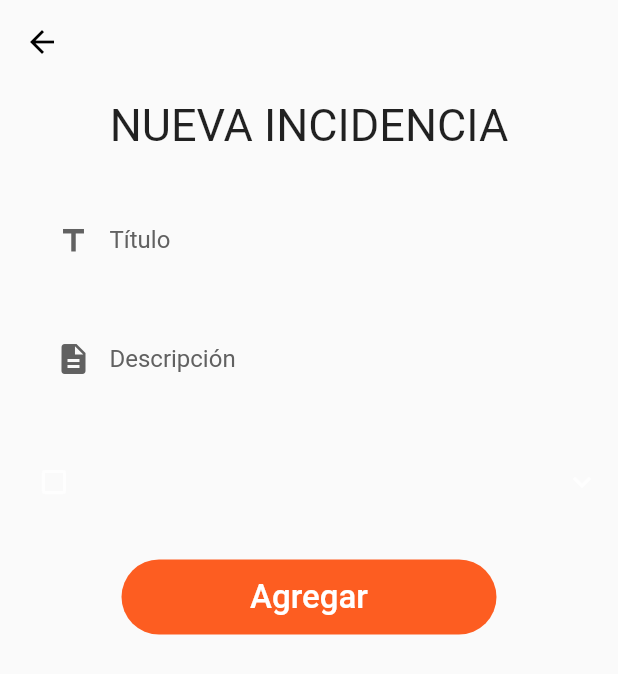
After one commit to Bruno191927/owlGuardianApp, a Flutter app: the HomePage screen opened by its route, after a tap on the "double arrow" icon, on a phone screen of 412 x 824 dp. The commit adds this screen. Shown: the top 674 px of the screen. Run offline on Flutter 3.47's test engine with Material 2 defaults, Android fonts, the phone set to English and light mode, and no system bars; our stand-ins replace flutter_cache_manager, geolocator, google_maps_flutter, permission_handler.

Commit message:
feat: :art: Página de Incidencias
Se agregó la página de incidencias

```diff
--- a/lib/presentation/core/colors/app_colors.dart
+++ b/lib/presentation/core/colors/app_colors.dart
@@ -7,6 +7,7 @@ class AppColors {
   static Color orange = const Color(0xFFFD5D21);
   static Color white = Colors.white;
   static Color white70 = Colors.white70;
+  static Color grey = Colors.grey.shade700;
   static Color black = Colors.black;
   static Color cyan = Colors.cyanAccent;
   static Color greyBackground = Colors.grey.shade900;
--- a/lib/presentation/core/routes/routes.dart
+++ b/lib/presentation/core/routes/routes.dart
@@ -1,5 +1,6 @@
 import 'package:flutter/material.dart';
 import 'package:hackathon_app/presentation/views/pages/home/home_page.dart';
+import 'package:hackathon_app/presentation/views/pages/incidence/incidence_page.dart';
 import 'package:hackathon_app/presentation/views/pages/login/login_page.dart';
 import 'package:hackathon_app/presentation/views/pages/register/register_page.dart';
 import 'package:hackathon_app/presentation/views/pages/request_permision/request_permission_page.dart';
@@ -10,5 +11,6 @@ final Map<String, Widget Function(BuildContext)> appRoutes = {
   RegisterPage.routeName: (_) => const RegisterPage(),
   HomePage.routeName: (_) => const HomePage(),
   RequestPermissionPage.routeName: (_) => const RequestPermissionPage(),
-  SplashPage.routeName: (_) => const SplashPage()
+  SplashPage.routeName: (_) => const SplashPage(),
+  IncidencePage.routeName: (_) => const IncidencePage()
 };
--- /dev/null
+++ b/lib/presentation/core/shared_widgets/custom_dropdownbutton_widget.dart
@@ -0,0 +1,52 @@
+import 'package:flutter/material.dart';
+import 'package:hackathon_app/presentation/core/colors/app_colors.dart';
+
+class CustomDropDownButton extends StatelessWidget {
+  final double margin;
+  final List<String> items;
+  final String text;
+  final IconData icon;
+  final Color textFormColor;
+  final Color borderColor;
+  const CustomDropDownButton({
+    Key? key,
+    this.margin = 2.0,
+    required this.items,
+    this.text = "",
+    this.icon = Icons.crop_square,
+    this.textFormColor = Colors.white70,
+    this.borderColor = Colors.white70,
+  }) : super(key: key);
+
+  @override
+  Widget build(BuildContext context) {
+    return Container(
+        margin: EdgeInsets.symmetric(horizontal: margin),
+        child: DropdownButtonHideUnderline(
+          child: DropdownButtonFormField(
+            items: items.map(buildMenuItem).toList(),
+            onChanged: (value) {},
+            decoration: InputDecoration(
+                labelText: text,
+                labelStyle: TextStyle(color: textFormColor),
+                prefixIcon: Icon(icon, color: textFormColor),
+                suffixIcon:
+                    Icon(Icons.keyboard_arrow_down, color: textFormColor),
+                errorBorder: OutlineInputBorder(
+                    borderSide: BorderSide(color: AppColors.red),
+                    borderRadius: BorderRadius.circular(16.0)),
+                focusedBorder: OutlineInputBorder(
+                    borderSide: BorderSide(color: borderColor),
+                    borderRadius: BorderRadius.circular(16.0)),
+                focusedErrorBorder: OutlineInputBorder(
+                    borderSide: BorderSide(color: AppColors.red),
+                    borderRadius: BorderRadius.circular(16.0)),
+                enabledBorder: OutlineInputBorder(
+                    borderSide: BorderSide(color: AppColors.transparent))),
+          ),
+        ));
+  }
+
+  DropdownMenuItem<String> buildMenuItem(String item) =>
+      DropdownMenuItem(value: item, child: Text(item));
+}
--- a/lib/presentation/core/shared_widgets/custom_elevatedbutton_widget.dart
+++ b/lib/presentation/core/shared_widgets/custom_elevatedbutton_widget.dart
@@ -23,10 +23,7 @@ class CustomElevatedButton extends StatelessWidget {
       child: ElevatedButton(
           onPressed: onPressed,
           style: ElevatedButton.styleFrom(
-              primary: buttonColor,
-              shadowColor: AppColors.transparent,
-              elevation: 0,
-              shape: const StadiumBorder()),
+              primary: buttonColor, elevation: 0, shape: const StadiumBorder()),
           child:
               Text(text, style: TextStyle(color: textColor, fontSize: 22.0))));
 }
--- a/lib/presentation/views/pages/home/home_controller.dart
+++ b/lib/presentation/views/pages/home/home_controller.dart
@@ -8,6 +8,7 @@ import 'package:hackathon_app/presentation/core/colors/app_colors.dart';
 import 'package:hackathon_app/presentation/core/routes/image_to_bytes.dart';
 import 'package:hackathon_app/presentation/core/shared_widgets/modal_bottom_sheet_widget.dart';
 import 'package:hackathon_app/presentation/core/styles/map/map_styles.dart';
+import 'package:hackathon_app/presentation/views/pages/incidence/incidence_page.dart';
 
 class HomeController with ChangeNotifier {
   final Map<MarkerId, Marker> _markers = {};
@@ -63,6 +64,10 @@ class HomeController with ChangeNotifier {
     controller.setMapStyle(mapStyle);
   }
 
+  void incidence(BuildContext context) {
+    Navigator.pushNamed(context, IncidencePage.routeName);
+  }
+
   Future<void> turnOnGps() => Geolocator.openLocationSettings();
 
   void onTap(LatLng position, BuildContext context) async {
--- a/lib/presentation/views/pages/home/home_page.dart
+++ b/lib/presentation/views/pages/home/home_page.dart
@@ -7,6 +7,7 @@ import 'package:provider/provider.dart';
 class HomePage extends StatelessWidget {
   static const routeName = "home";
   const HomePage({Key? key}) : super(key: key);
+
   @override
   Widget build(BuildContext context) {
     final size = MediaQuery.of(context).size;
@@ -40,7 +41,7 @@ class HomePage extends StatelessWidget {
                           initialCameraPosition:
                               controller.initialCameraPosition,
                           markers: controller.markers,
-                          onTap: (LatLng position){
+                          onTap: (LatLng position) {
                             controller.onTap(position, context);
                           },
                         ),
@@ -51,7 +52,7 @@ class HomePage extends StatelessWidget {
                             children: [
                               Container(
                                 margin: const EdgeInsets.only(bottom: 50),
-                                height: 80,
+                                height: 100,
                                 child: Stack(
                                   children: [
                                     Center(
@@ -63,26 +64,27 @@ class HomePage extends StatelessWidget {
                                         decoration: BoxDecoration(
                                             color: Colors.white,
                                             borderRadius:
-                                                BorderRadius.circular(40),
+                                                BorderRadius.circular(10),
                                             boxShadow: const [
                                               BoxShadow(
                                                   color: Colors.black26,
                                                   offset: Offset(1, 1),
-                                                  blurRadius: 6)
+                                                  blurRadius: 4)
                                             ]),
                                         child: Row(
                                           children: [
                                             SizedBox(
                                               width: size.width * 0.15,
                                               child: IconButton(
-                                                icon: const Icon(Icons.home),
+                                                icon: const Icon(
+                                                    Icons.podcasts_outlined),
                                                 onPressed: () {},
                                               ),
                                             ),
                                             SizedBox(
                                               width: size.width * 0.15,
                                               child: IconButton(
-                                                icon: const Icon(Icons.home),
+                                                icon: const Icon(Icons.person),
                                                 onPressed: () {},
                                               ),
                                             ),
@@ -90,14 +92,16 @@ class HomePage extends StatelessWidget {
                                             SizedBox(
                                               width: size.width * 0.15,
                                               child: IconButton(
-                                                icon: const Icon(Icons.home),
+                                                icon: const Icon(
+                                                    Icons.notifications),
                                                 onPressed: () {},
                                               ),
                                             ),
                                             SizedBox(
                                               width: size.width * 0.15,
                                               child: IconButton(
-                                                icon: const Icon(Icons.home),
+                                                icon:
+                                                    const Icon(Icons.settings),
                                                 onPressed: () {},
                                               ),
                                             ),
@@ -106,23 +110,40 @@ class HomePage extends StatelessWidget {
                                       ),
                                     ),
                                     Center(
-                                      child: Container(
-                                        height: 60,
-                                        width: 60,
-                                        decoration: BoxDecoration(
-                                            color: (controller.dialogEnabled)
-                                                ? Colors.white
-                                                : Colors.red,
-                                            borderRadius:
-                                                BorderRadius.circular(70),
-                                            boxShadow: const [
-                                              BoxShadow(
-                                                  color: Colors.black26,
-                                                  offset: Offset(1, 1),
-                                                  blurRadius: 6)
-                                            ]),
+                                      child: GestureDetector(
+                                        onTap: () =>
+                                            controller.incidence(context),
+                                        child: Container(
+                                          height: 55,
+                                          width: 55,
+                                          decoration: BoxDecoration(
+                                              borderRadius:
+                                                  BorderRadius.circular(10),
+                                              boxShadow: const [
+                                                BoxShadow(
+                                                    color: Colors.black54,
+                                                    offset: Offset(0, 0),
+                                                    blurRadius: 3),
+                                              ],
+                                              gradient: LinearGradient(
+                                                  begin: Alignment.bottomCenter,
+                                                  end: Alignment.topCenter,
+                                                  colors: [
+                                                    const Color(0xFFDDA766),
+                                                    AppColors.orange,
+                                                  ])),
+                                          margin: const EdgeInsets.only(
+                                              bottom: 30.0),
+                                          child: RotatedBox(
+                                              quarterTurns: 3,
+                                              child: Icon(
+                                                Icons.double_arrow_outlined,
+                                                size: 38.0,
+                                                color: AppColors.white,
+                                              )),
+                                        ),
                                       ),
-                                    )
+                                    ),
                                   ],
                                 ),
                               )
--- /dev/null
+++ b/lib/presentation/views/pages/incidence/incidence_controller.dart
@@ -0,0 +1,10 @@
+import 'package:flutter/material.dart';
+
+class IncidenceController {
+  BuildContext? context;
+  IncidenceController({this.context});
+
+  void init({required BuildContext context}) {
+    this.context = context;
+  }
+}
--- /dev/null
+++ b/lib/presentation/views/pages/incidence/incidence_page.dart
@@ -0,0 +1,72 @@
+import 'package:flutter/material.dart';
+import 'package:hackathon_app/presentation/core/colors/app_colors.dart';
+import 'package:hackathon_app/presentation/core/shared_widgets/custom_dropdownbutton_widget.dart';
+import 'package:hackathon_app/presentation/core/shared_widgets/custom_elevatedbutton_widget.dart';
+import 'package:hackathon_app/presentation/core/shared_widgets/custom_textfieldform_widget.dart';
+
+class IncidencePage extends StatefulWidget {
+  static const routeName = "incidence";
+  const IncidencePage({Key? key}) : super(key: key);
+
+  @override
+  State<IncidencePage> createState() => _IncidencePageState();
+}
+
+class _IncidencePageState extends State<IncidencePage> {
+  final _categoryItems = [
+    'Muy ligera',
+    'Ligera',
+    'Regular',
+    'Activa',
+    'Muy Activa'
+  ];
+
+  @override
+  Widget build(BuildContext context) {
+    return Scaffold(
+      appBar: AppBar(
+          leading: BackButton(color: AppColors.black),
+          elevation: 0,
+          backgroundColor: AppColors.transparent),
+      body: Container(
+          padding: const EdgeInsets.all(10.0),
+          constraints: const BoxConstraints.expand(),
+          child: SingleChildScrollView(
+            physics: const BouncingScrollPhysics(),
+            child: Column(
+              children: [
+                const Text(
+                  "NUEVA INCIDENCIA",
+                  style: TextStyle(fontSize: 30.0),
+                ),
+                const SizedBox(height: 30.0),
+                CustomTextFieldForm(
+                  text: "Título",
+                  icon: Icons.title_outlined,
+                  textColor: AppColors.black,
+                  textFormColor: AppColors.grey,
+                  borderColor: AppColors.orange,
+                ),
+                const SizedBox(height: 20.0),
+                CustomTextFieldForm(
+                  text: "Descripción",
+                  icon: Icons.description,
+                  textColor: AppColors.black,
+                  textFormColor: AppColors.grey,
+                  borderColor: AppColors.orange,
+                ),
+                const SizedBox(height: 20.0),
+                CustomDropDownButton(items: _categoryItems),
+                const SizedBox(height: 20.0),
+                CustomElevatedButton(
+                  text: "Agregar",
+                  onPressed: () {},
+                  buttonColor: AppColors.orange,
+                  textColor: AppColors.white,
+                )
+              ],
+            ),
+          )),
+    );
+  }
+}
```
